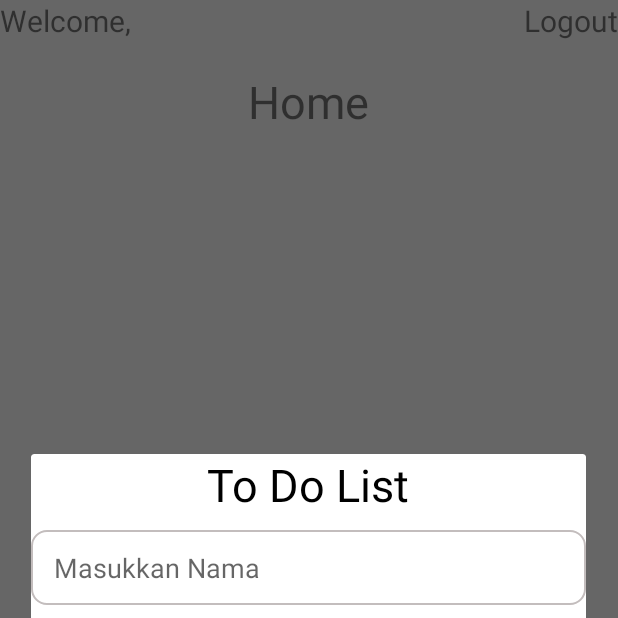
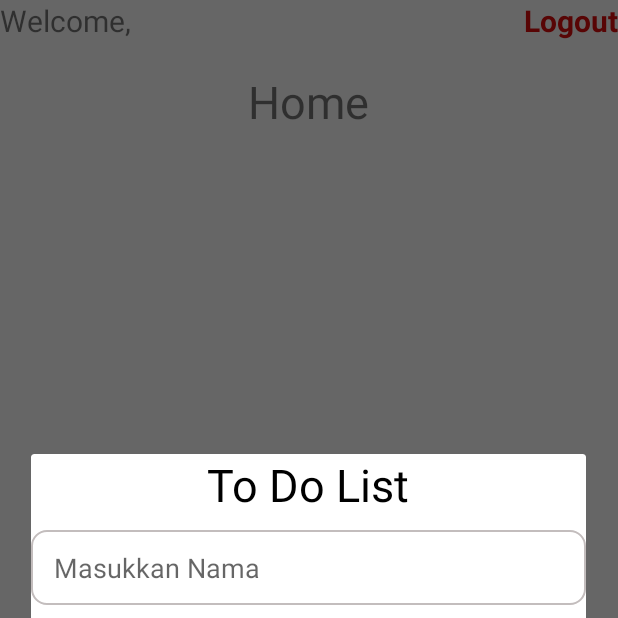
Before and after one commit to Faridmumtazz/ChallangeChapterEmpat, an Android app: the screen it shows after launch (MainActivity), after a tap on an icon or button, on a phone screen of 412 x 824 dp, the top half of it. Run offline under Robolectric (Android 15) with nearby library versions, the phone set to English and light mode, and no system bars; 1 other tap on this screen came first.

```diff
--- a/app/src/main/res/layout/fragment_home.xml
+++ b/app/src/main/res/layout/fragment_home.xml
@@ -17,13 +17,16 @@
             android:textSize="20sp"
             android:layout_width="wrap_content"
             android:layout_height="wrap_content"/>
+
         <TextView
             android:id="@+id/tv_keluar"
+            android:textColor="@color/red"
+            android:textStyle="bold"
+            android:layout_width="wrap_content"
+            android:layout_height="wrap_content"
+            android:layout_alignParentRight="true"
             android:text="Logout"
-            android:textSize="20sp"
-            android:layout_alignParentRight="true"
-            android:layout_width="wrap_content"
-            android:layout_height="wrap_content"/>
+            android:textSize="20sp" />
     </RelativeLayout>
 
     <TextView
```
